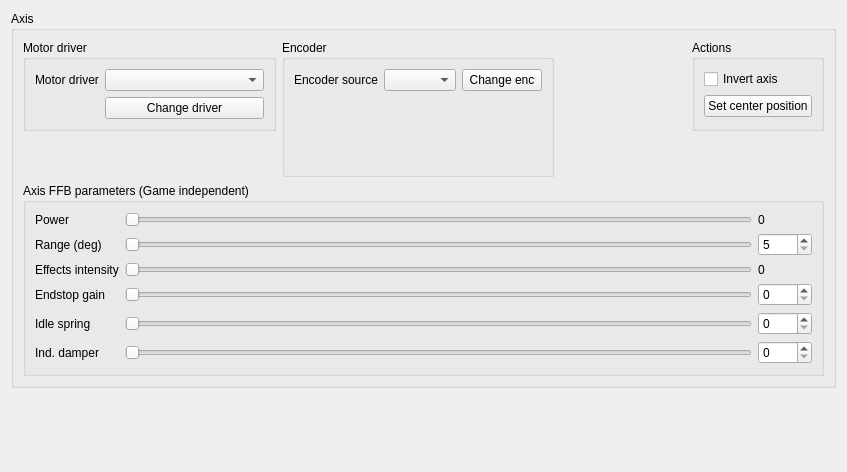
Above: res/axis_ui.ui from Ultrawipf/OpenFFBoard-configurator before the change. Below: the same form after it.
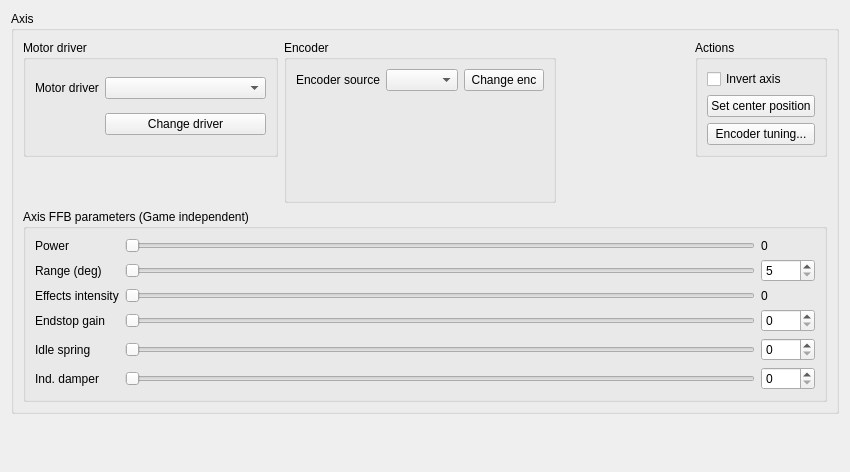
That is the form after the change.

The edit to the form file:
```diff
--- a/res/axis_ui.ui
+++ b/res/axis_ui.ui
@@ -6,7 +6,7 @@
    <rect>
     <x>0</x>
     <y>0</y>
-    <width>847</width>
+    <width>850</width>
     <height>472</height>
    </rect>
   </property>
@@ -78,6 +78,13 @@
            </property>
           </widget>
          </item>
+         <item>
+          <widget class="QPushButton" name="pushButton_encoderTuning">
+           <property name="text">
+            <string>Encoder tuning...</string>
+           </property>
+          </widget>
+         </item>
         </layout>
        </widget>
       </item>
```
